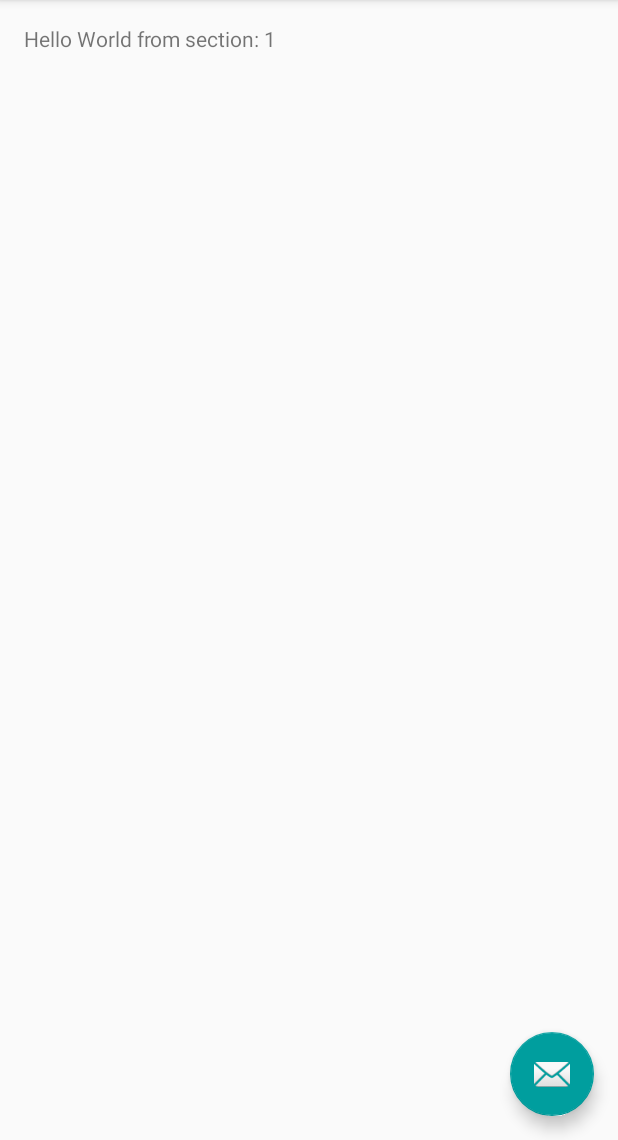
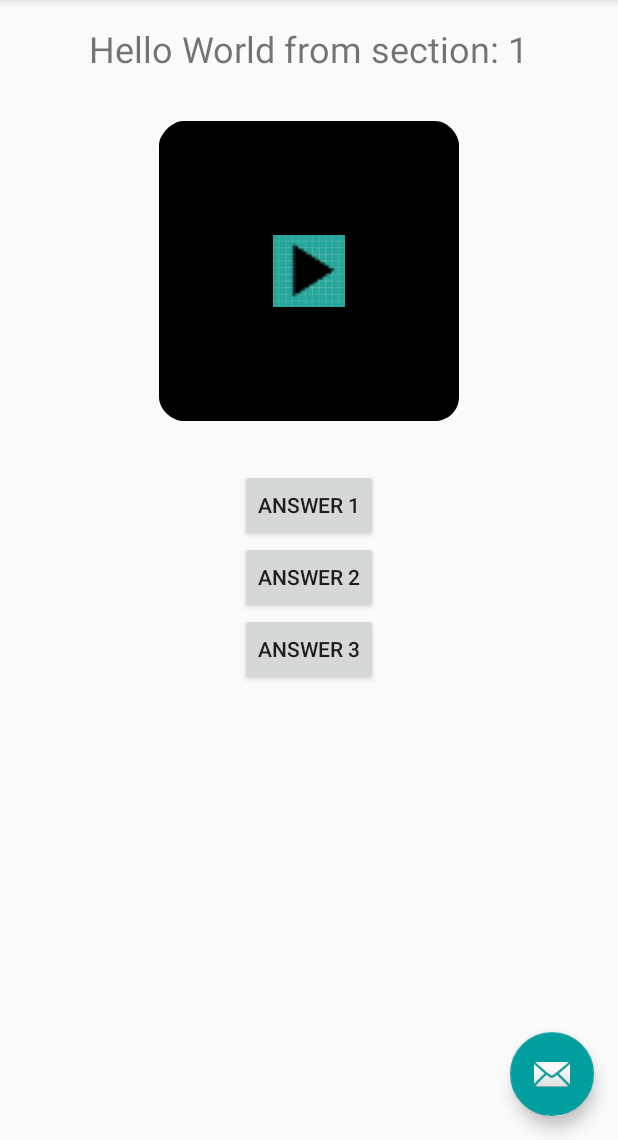
Before and after one commit to Janettha/Activity1, an Android app: the Preactivity screen opened directly, with no data from a screen before it, on a phone screen of 412 x 824 dp, the part 96-1236 px from its top. Run offline under Robolectric (Android 15) with nearby library versions, the phone set to English and light mode, and no system bars.

Commit message:
preactivity
se ha editado el xml de la primera actividad

```diff
--- a/app/src/main/res/layout/fragment_preactivity.xml
+++ b/app/src/main/res/layout/fragment_preactivity.xml
@@ -1,4 +1,5 @@
-<android.support.constraint.ConstraintLayout xmlns:android="http://schemas.android.com/apk/res/android"
+<RelativeLayout
+    xmlns:android="http://schemas.android.com/apk/res/android"
     xmlns:app="http://schemas.android.com/apk/res-auto"
     xmlns:tools="http://schemas.android.com/tools"
     android:id="@+id/constraintLayout"
@@ -10,13 +11,49 @@
         android:id="@+id/section_label"
         android:layout_width="wrap_content"
         android:layout_height="wrap_content"
-        android:layout_marginBottom="@dimen/activity_vertical_margin"
-        android:layout_marginEnd="@dimen/activity_horizontal_margin"
-        android:layout_marginStart="@dimen/activity_horizontal_margin"
-        android:layout_marginTop="@dimen/activity_vertical_margin"
-        app:layout_constraintLeft_toLeftOf="parent"
-        app:layout_constraintTop_toTopOf="@+id/constraintLayout"
-        tools:layout_constraintLeft_creator="1"
-        tools:layout_constraintTop_creator="1" />
+        android:layout_gravity="center_horizontal"
+        android:layout_centerHorizontal="true"
+        android:textSize="@dimen/text_instructions"
+        android:text="¿Cómo se siente Juanita?"
+        android:layout_margin="@dimen/activity_horizontal_margin"
+        />
+    <ImageView
+        android:id="@+id/imgFeel"
+        android:layout_width="200dp"
+        android:layout_height="200dp"
+        android:layout_gravity="center_horizontal"
+        android:layout_centerHorizontal="true"
+        android:layout_below="@+id/section_label"
+        android:layout_margin="@dimen/activity_horizontal_margin"
+        android:background="@mipmap/ic_play"
+        />
+    <LinearLayout
+        android:layout_width="wrap_content"
+        android:layout_height="wrap_content"
+        android:orientation="vertical"
+        android:layout_below="@+id/imgFeel"
+        android:layout_gravity="center_horizontal"
+        android:layout_centerHorizontal="true"
+        android:layout_margin="@dimen/activity_horizontal_margin"
 
-</android.support.constraint.ConstraintLayout>
+        >
+        <Button
+            android:id="@+id/ans1"
+            android:layout_width="wrap_content"
+            android:layout_height="wrap_content"
+            android:text="Answer 1"/>
+        <Button
+            android:id="@+id/ans2"
+            android:layout_width="wrap_content"
+            android:layout_height="wrap_content"
+            android:text="Answer 2"/>
+        <Button
+            android:id="@+id/ans3"
+            android:layout_width="wrap_content"
+            android:layout_height="wrap_content"
+            android:text="Answer 3"/>
+
+    </LinearLayout>
+
+
+</RelativeLayout>
--- a/app/src/main/res/values/dimens.xml
+++ b/app/src/main/res/values/dimens.xml
@@ -7,4 +7,5 @@
     <dimen name="logo_w_h">16dp</dimen>
     <dimen name="app_bar_height">180dp</dimen>
     <dimen name="text_margin">16dp</dimen>
+    <dimen name="text_instructions">24dp</dimen>
 </resources>
```
